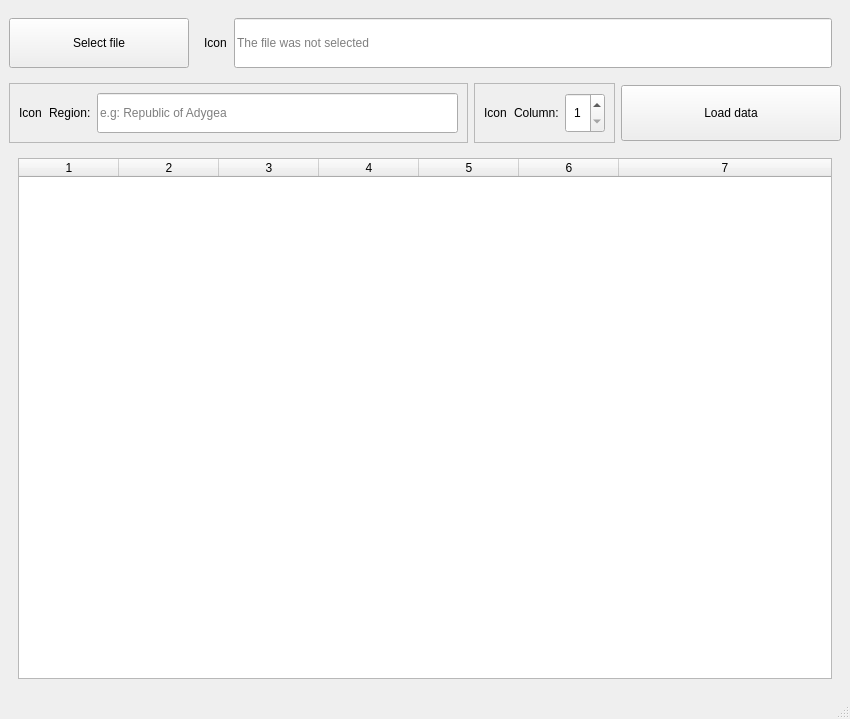
Above: mainwindow.ui from AlexMani1501/sem2_lab_02_OP before the change. Below: the same form after it.
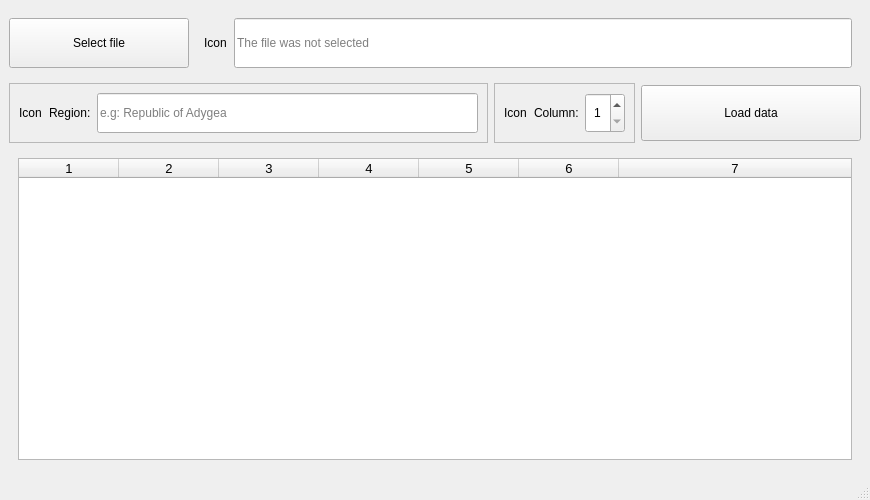
That is the form after the change.

Commit message: improved the table ui + made table stub(zaglushka)

```diff
--- a/mainwindow.ui
+++ b/mainwindow.ui
@@ -6,8 +6,8 @@
    <rect>
     <x>0</x>
     <y>0</y>
-    <width>850</width>
-    <height>719</height>
+    <width>870</width>
+    <height>500</height>
    </rect>
   </property>
   <property name="sizePolicy">
@@ -18,8 +18,8 @@
   </property>
   <property name="minimumSize">
    <size>
-    <width>850</width>
-    <height>650</height>
+    <width>870</width>
+    <height>500</height>
    </size>
   </property>
   <property name="windowTitle">
@@ -328,6 +328,11 @@
        <layout class="QVBoxLayout" name="verticalLayout_2">
         <item>
          <widget class="QTableWidget" name="tableWidget">
+          <property name="font">
+           <font>
+            <pointsize>10</pointsize>
+           </font>
+          </property>
           <property name="editTriggers">
            <set>QAbstractItemView::EditTrigger::NoEditTriggers</set>
           </property>
```
Left out of the diff: 5 changed lines with no effect on the pictures. The commit also changes 1 other file.
